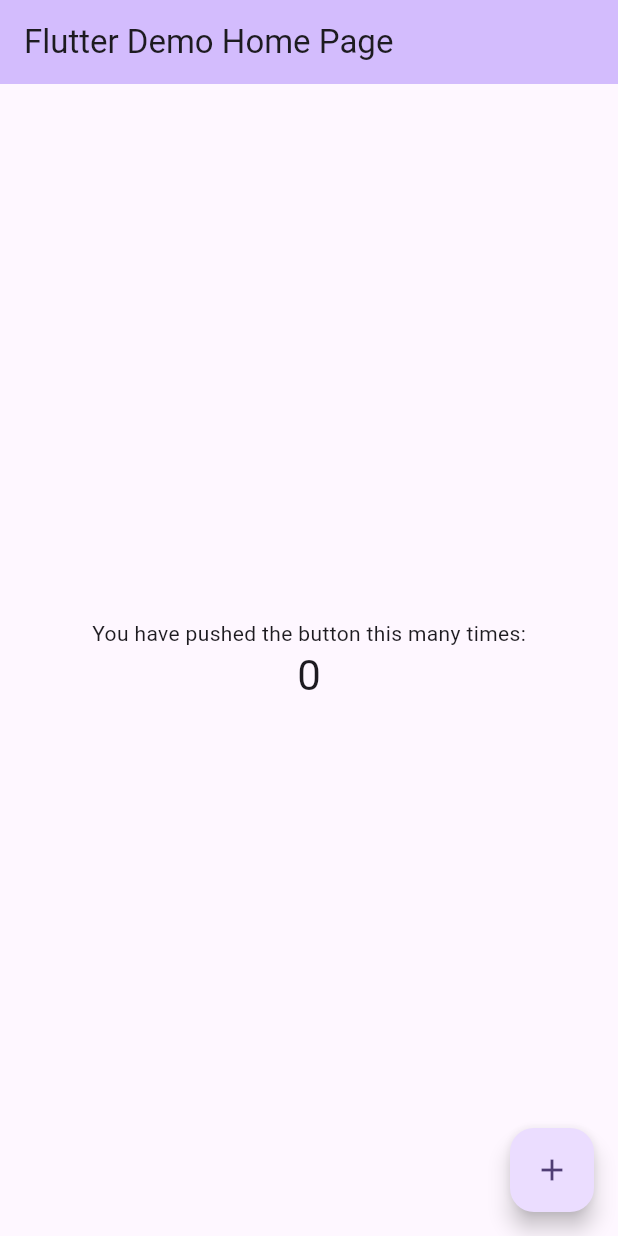
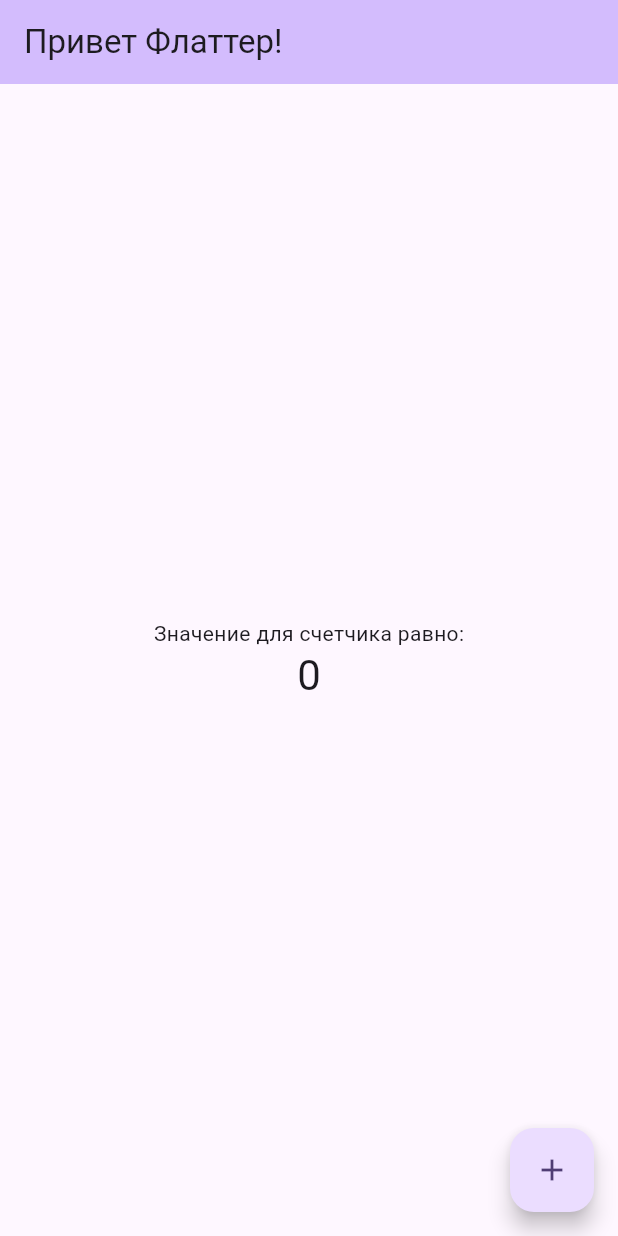
Before and after one commit to Dartlay/FMD05-onl-Home-Work, a Flutter app: the screen it shows after launch, on a phone screen of 412 x 824 dp. Run offline on Flutter 3.47's test engine with Material 3 defaults, Android fonts, the phone set to English and light mode, and no system bars.

Commit message:
fetch/home-work3

```diff
--- a/lib/main.dart
+++ b/lib/main.dart
@@ -6,47 +6,18 @@ void main() {
 
 class MyApp extends StatelessWidget {
   const MyApp({super.key});
-
-  // This widget is the root of your application.
   @override
   Widget build(BuildContext context) {
     return MaterialApp(
       title: 'Sup! Flutter',
-      theme: ThemeData(
-        // This is the theme of your application.
-        //
-        // TRY THIS: Try running your application with "flutter run". You'll see
-        // the application has a purple toolbar. Then, without quitting the app,
-        // try changing the seedColor in the colorScheme below to Colors.green
-        // and then invoke "hot reload" (save your changes or press the "hot
-        // reload" button in a Flutter-supported IDE, or press "r" if you used
-        // the command line to start the app).
-        //
-        // Notice that the counter didn't reset back to zero; the application
-        // state is not lost during the reload. To reset the state, use hot
-        // restart instead.
-        //
-        // This works for code too, not just values: Most code changes can be
-        // tested with just a hot reload.
-        colorScheme: .fromSeed(seedColor: Colors.deepPurple),
-      ),
-      home: const MyHomePage(title: 'Flutter Demo Home Page'),
+      theme: ThemeData(colorScheme: .fromSeed(seedColor: Colors.deepPurple)),
+      home: const MyHomePage(title: 'Привет Флаттер!'),
     );
   }
 }
 
 class MyHomePage extends StatefulWidget {
   const MyHomePage({super.key, required this.title});
-
-  // This widget is the home page of your application. It is stateful, meaning
-  // that it has a State object (defined below) that contains fields that affect
-  // how it looks.
-
-  // This class is the configuration for the state. It holds the values (in this
-  // case the title) provided by the parent (in this case the App widget) and
-  // used by the build method of the State. Fields in a Widget subclass are
-  // always marked "final".
-
   final String title;
 
   @override
@@ -58,53 +29,22 @@ class _MyHomePageState extends State<MyHomePage> {
 
   void _incrementCounter() {
     setState(() {
-      // This call to setState tells the Flutter framework that something has
-      // changed in this State, which causes it to rerun the build method below
-      // so that the display can reflect the updated values. If we changed
-      // _counter without calling setState(), then the build method would not be
-      // called again, and so nothing would appear to happen.
       _counter++;
     });
   }
 
   @override
   Widget build(BuildContext context) {
-    // This method is rerun every time setState is called, for instance as done
-    // by the _incrementCounter method above.
-    //
-    // The Flutter framework has been optimized to make rerunning build methods
-    // fast, so that you can just rebuild anything that needs updating rather
-    // than having to individually change instances of widgets.
     return Scaffold(
       appBar: AppBar(
-        // TRY THIS: Try changing the color here to a specific color (to
-        // Colors.amber, perhaps?) and trigger a hot reload to see the AppBar
-        // change color while the other colors stay the same.
         backgroundColor: Theme.of(context).colorScheme.inversePrimary,
-        // Here we take the value from the MyHomePage object that was created by
-        // the App.build method, and use it to set our appbar title.
         title: Text(widget.title),
       ),
       body: Center(
-        // Center is a layout widget. It takes a single child and positions it
-        // in the middle of the parent.
         child: Column(
-          // Column is also a layout widget. It takes a list of children and
-          // arranges them vertically. By default, it sizes itself to fit its
-          // children horizontally, and tries to be as tall as its parent.
-          //
-          // Column has various properties to control how it sizes itself and
-          // how it positions its children. Here we use mainAxisAlignment to
-          // center the children vertically; the main axis here is the vertical
-          // axis because Columns are vertical (the cross axis would be
-          // horizontal).
-          //
-          // TRY THIS: Invoke "debug painting" (choose the "Toggle Debug Paint"
-          // action in the IDE, or press "p" in the console), to see the
-          // wireframe for each widget.
           mainAxisAlignment: .center,
           children: [
-            const Text('You have pushed the button this many times:'),
+            const Text('Значение для счетчика равно:'),
             Text(
               '$_counter',
               style: Theme.of(context).textTheme.headlineMedium,
```
